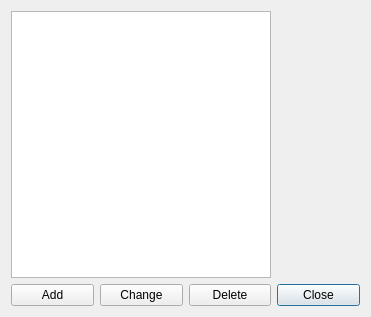
This is qrgui/dialogs/propertiesDialog.ui in qreal/qreal as Qt 5 draws it before an edit. The edited form follows.
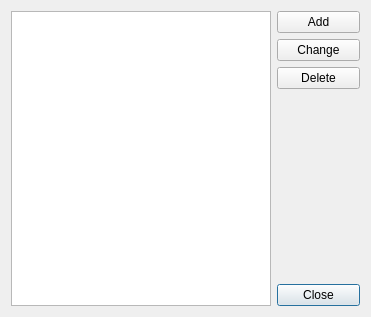
This is the edited form.

```diff
--- a/qrgui/dialogs/propertiesDialog.ui
+++ b/qrgui/dialogs/propertiesDialog.ui
@@ -14,37 +14,37 @@
    <string>Dialog</string>
   </property>
   <layout class="QGridLayout" name="gridLayout">
-   <item row="0" column="0" colspan="3">
+   <item row="1" column="0" rowspan="5" colspan="3">
     <widget class="QListWidget" name="PropertiesNamesList"/>
    </item>
-   <item row="2" column="3">
+   <item row="5" column="3">
     <widget class="QPushButton" name="closeButton">
      <property name="text">
       <string>Close</string>
      </property>
     </widget>
    </item>
-   <item row="2" column="2">
-    <widget class="QPushButton" name="deleteButton">
-     <property name="text">
-      <string>Delete</string>
-     </property>
-    </widget>
-   </item>
-   <item row="2" column="0">
+   <item row="1" column="3">
     <widget class="QPushButton" name="addButton">
      <property name="text">
       <string>Add</string>
      </property>
     </widget>
    </item>
-   <item row="2" column="1">
+   <item row="2" column="3">
     <widget class="QPushButton" name="changeButton">
      <property name="text">
       <string>Change</string>
      </property>
     </widget>
    </item>
+   <item row="3" column="3">
+    <widget class="QPushButton" name="deleteButton">
+     <property name="text">
+      <string>Delete</string>
+     </property>
+    </widget>
+   </item>
   </layout>
  </widget>
  <resources/>
```
